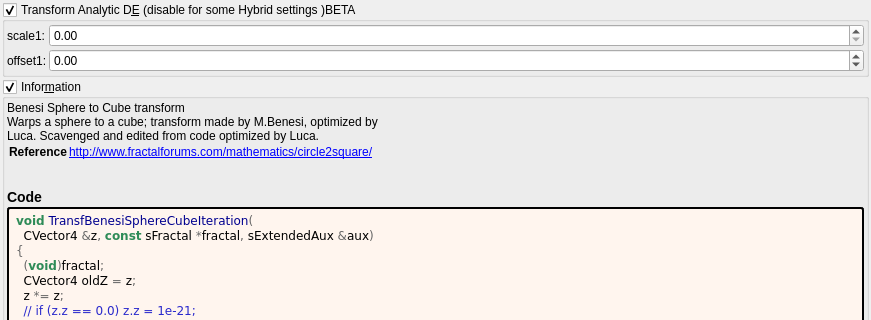
Above: mandelbulber2/formula/ui/transf_benesi_sphere_cube.ui from buddhi1980/mandelbulber2 before the change; both pictures show x 0 to 871 and y 0 to 320 of the 871 by 706 pixel window. Below: the same form after it.
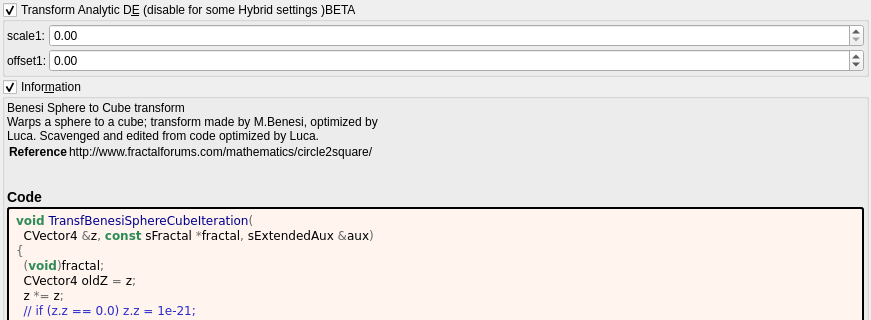
That is the form after the change. Custom widgets are drawn as their Qt base class.

Commit message:
docs: show fractalforums.com formula references as text
fractalforums.com is only partly online; fractalforums.org keeps a read-only
copy and the active forum. The formula information boxes now show
fractalforums.com references (and the wrapped lines that continue them) as
plain text. The links that remain are closed with </a>, which the generator
never wrote. The formula/ui files are regenerated with
tools/populate_ui_information.py.

The edit to the form file:
```diff
--- a/mandelbulber2/formula/ui/transf_benesi_sphere_cube.ui
+++ b/mandelbulber2/formula/ui/transf_benesi_sphere_cube.ui
@@ -164,7 +164,7 @@
        <widget class="QLabel" name="label_information_general">
         <property name="text">
          <string notr="true">&lt;p&gt;Benesi Sphere to Cube transform&lt;br&gt;Warps a sphere to a cube; transform made by M.Benesi, optimized by&lt;br&gt;Luca.  Scavenged and edited from code optimized by Luca.&lt;/p&gt;&lt;table&gt;
-&lt;tr&gt;&lt;th&gt;Reference&lt;/th&gt;&lt;td&gt;&lt;a href=&quot;http://www.fractalforums.com/mathematics/circle2square/&quot;&gt;http://www.fractalforums.com/mathematics/circle2square/&lt;br&gt;
+&lt;tr&gt;&lt;th&gt;Reference&lt;/th&gt;&lt;td&gt;http://www.fractalforums.com/mathematics/circle2square/&lt;br&gt;
 &lt;/td&gt;&lt;/tr&gt;
 &lt;/table&gt;
 &lt;h3&gt;Code&lt;/h3&gt;</string>
```
The commit also changes 202 other files.
